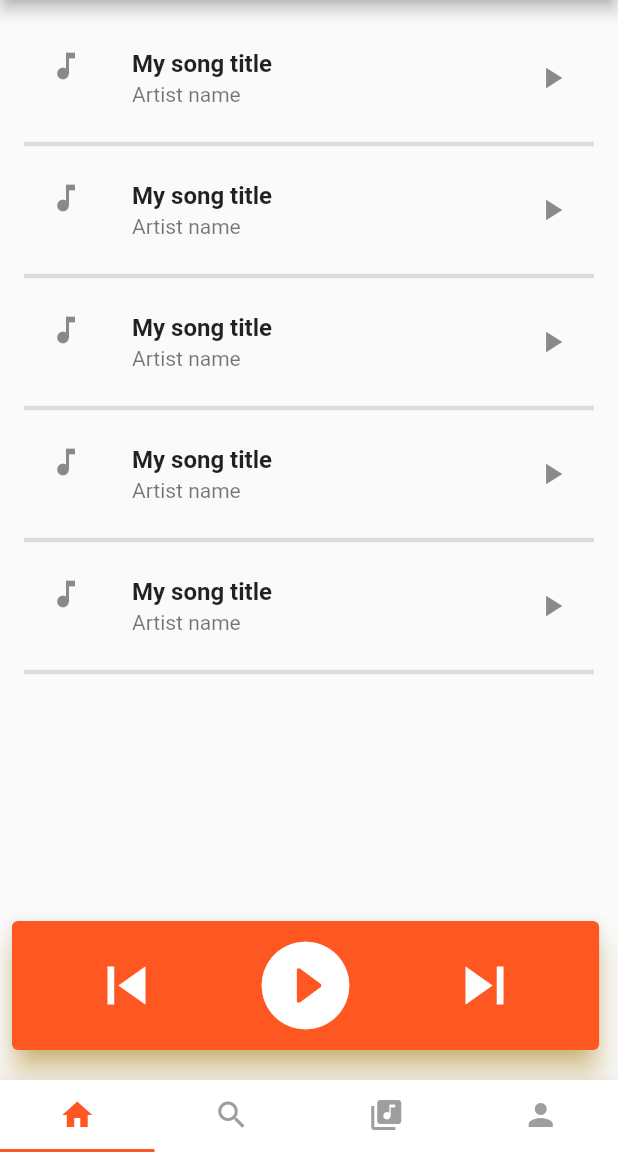
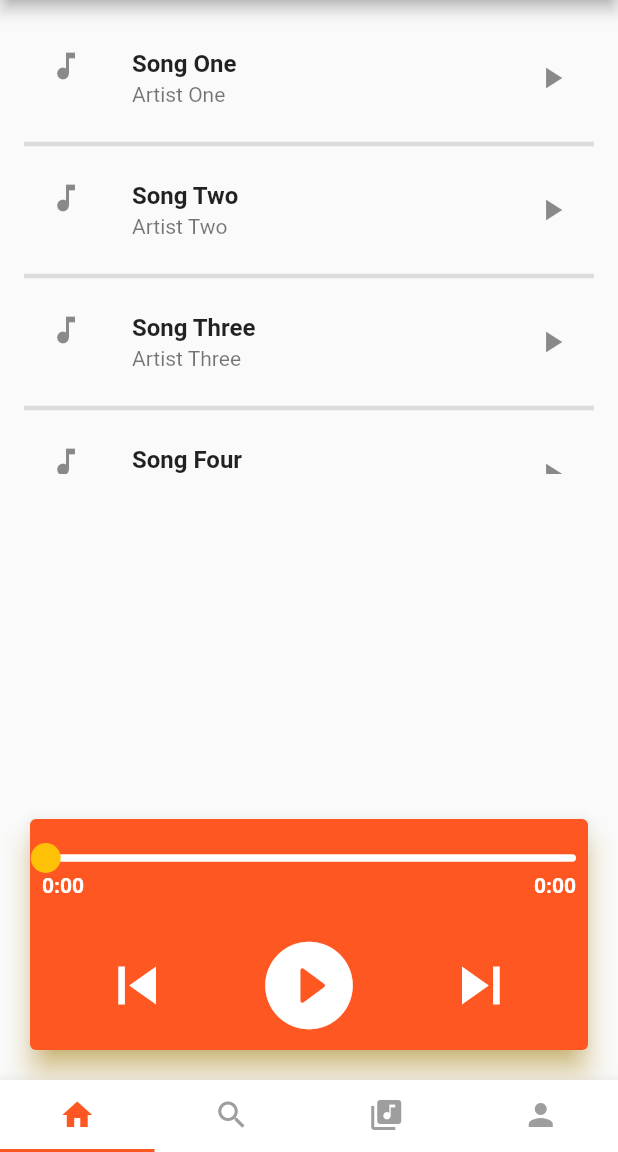
Before and after one commit to ykatakuri/ynov_m1_flutter_project, a Flutter app: the screen it shows after launch, on a phone screen of 412 x 824 dp, the part 84-1236 px from its top. Run offline on Flutter 3.47's test engine with Material 2 defaults, Android fonts, the phone set to English and light mode, and no system bars; drawn by our look-alikes of audio_video_progress_bar.

Commit message:
refactor: rebuild the ui when the state changes

```diff
--- a/lib/features/home/presentation/screens/home_view.dart
+++ b/lib/features/home/presentation/screens/home_view.dart
@@ -1,25 +1,84 @@
+import 'package:audio_video_progress_bar/audio_video_progress_bar.dart';
 import 'package:flutter/material.dart';
 import 'package:stopify/constants/app_colors.dart';
 import 'package:stopify/constants/constants.dart';
+import 'package:stopify/features/home/data/datasources/dump_data.dart';
+import 'package:stopify/features/home/presentation/state/view_manager.dart';
 
-class HomeView extends StatelessWidget {
+class HomeView extends StatefulWidget {
   const HomeView({super.key});
+
+  @override
+  State<HomeView> createState() => _HomeViewState();
+}
+
+class _HomeViewState extends State<HomeView> {
+  late final ViewManager _viewManager;
+
+  @override
+  void initState() {
+    _viewManager = ViewManager();
+    super.initState();
+  }
 
   @override
   Widget build(BuildContext context) {
     return Scaffold(
-      body: Stack(
+      body: Padding(
+        padding: const EdgeInsets.symmetric(vertical: 16, horizontal: 16),
+        child: Column(
+          mainAxisAlignment: MainAxisAlignment.spaceBetween,
           children: [
-          Positioned(
-            bottom: Constants.stackPlayerBottom,
-            left: 4,
-            child: Card(
+            SizedBox(
+              height: 300,
+              width: MediaQuery.of(context).size.width,
+              child: ListView.separated(
+                itemCount: playList.length,
+                itemBuilder: (context, index) {
+                  return ListTile(
+                    leading: const Icon(Icons.music_note),
+                    title: Text(
+                      playList[index].title,
+                      style: const TextStyle(fontWeight: FontWeight.w700),
+                    ),
+                    subtitle: Text(playList[index].artist),
+                    trailing: const Icon(Icons.play_arrow),
+                  );
+                },
+                separatorBuilder: (context, index) =>
+                    const Divider(thickness: 3),
+              ),
+            ),
+            const Spacer(),
+            Card(
               elevation: Constants.playerElevation,
               color: AppColors.primaryColor,
               shadowColor: AppColors.shadowColor,
               child: SizedBox(
                 width: MediaQuery.of(context).size.width * 0.95,
-                child: Row(
+                child: Column(
+                  children: [
+                    Padding(
+                      padding: const EdgeInsets.symmetric(
+                          horizontal: 8, vertical: 16),
+                      child: ValueListenableBuilder<ProgressBarState>(
+                        valueListenable: _viewManager.progressNotifier,
+                        builder: (_, value, __) {
+                          return ProgressBar(
+                            progress: value.current,
+                            total: value.total,
+                            buffered: value.buffered,
+                            baseBarColor: AppColors.secondaryColor,
+                            progressBarColor: Colors.amber,
+                            thumbColor: Colors.amber,
+                            timeLabelTextStyle: const TextStyle(
+                                color: Colors.white,
+                                fontWeight: FontWeight.w700),
+                          );
+                        },
+                      ),
+                    ),
+                    Row(
                       mainAxisAlignment: MainAxisAlignment.spaceEvenly,
                       children: [
                         IconButton(
@@ -28,11 +87,34 @@ class HomeView extends StatelessWidget {
                           color: AppColors.secondaryColor,
                           onPressed: () {},
                         ),
-                    IconButton(
-                      icon: const Icon(Icons.play_circle_fill_rounded),
+                        ValueListenableBuilder<ButtonState>(
+                          valueListenable: _viewManager.buttonNotifier,
+                          builder: (_, value, __) {
+                            switch (value) {
+                              case ButtonState.loading:
+                                return Container(
+                                  margin: const EdgeInsets.all(8.0),
+                                  width: 32.0,
+                                  height: 32.0,
+                                  child: const CircularProgressIndicator(),
+                                );
+                              case ButtonState.paused:
+                                return IconButton(
+                                  icon: const Icon(
+                                      Icons.play_circle_fill_rounded),
                                   iconSize: Constants.playIconSize,
                                   color: AppColors.secondaryColor,
                                   onPressed: () {},
+                                );
+                              case ButtonState.playing:
+                                return IconButton(
+                                  icon: const Icon(Icons.pause),
+                                  iconSize: Constants.playIconSize,
+                                  color: AppColors.secondaryColor,
+                                  onPressed: () {},
+                                );
+                            }
+                          },
                         ),
                         IconButton(
                           icon: const Icon(Icons.skip_next),
@@ -42,68 +124,13 @@ class HomeView extends StatelessWidget {
                         ),
                       ],
                     ),
+                  ],
                 ),
-            ),
-          ),
-          Padding(
-            padding: const EdgeInsets.symmetric(vertical: 16, horizontal: 16),
-            child: ListView(
-              children: const [
-                ListTile(
-                  leading: Icon(Icons.music_note),
-                  title: Text(
-                    'My song title',
-                    style: TextStyle(fontWeight: FontWeight.w700),
-                  ),
-                  subtitle: Text('Artist name'),
-                  trailing: Icon(Icons.play_arrow),
-                ),
-                Divider(thickness: 3),
-                ListTile(
-                  leading: Icon(Icons.music_note),
-                  title: Text(
-                    'My song title',
-                    style: TextStyle(fontWeight: FontWeight.w700),
-                  ),
-                  subtitle: Text('Artist name'),
-                  trailing: Icon(Icons.play_arrow),
-                ),
-                Divider(thickness: 3),
-                ListTile(
-                  leading: Icon(Icons.music_note),
-                  title: Text(
-                    'My song title',
-                    style: TextStyle(fontWeight: FontWeight.w700),
-                  ),
-                  subtitle: Text('Artist name'),
-                  trailing: Icon(Icons.play_arrow),
-                ),
-                Divider(thickness: 3),
-                ListTile(
-                  leading: Icon(Icons.music_note),
-                  title: Text(
-                    'My song title',
-                    style: TextStyle(fontWeight: FontWeight.w700),
-                  ),
-                  subtitle: Text('Artist name'),
-                  trailing: Icon(Icons.play_arrow),
-                ),
-                Divider(thickness: 3),
-                ListTile(
-                  leading: Icon(Icons.music_note),
-                  title: Text(
-                    'My song title',
-                    style: TextStyle(fontWeight: FontWeight.w700),
-                  ),
-                  subtitle: Text('Artist name'),
-                  trailing: Icon(Icons.play_arrow),
-                ),
-                Divider(thickness: 3),
-              ],
               ),
             ),
           ],
         ),
+      ),
     );
   }
 }
```
Lines whose indentation alone changed are shown as unchanged.
